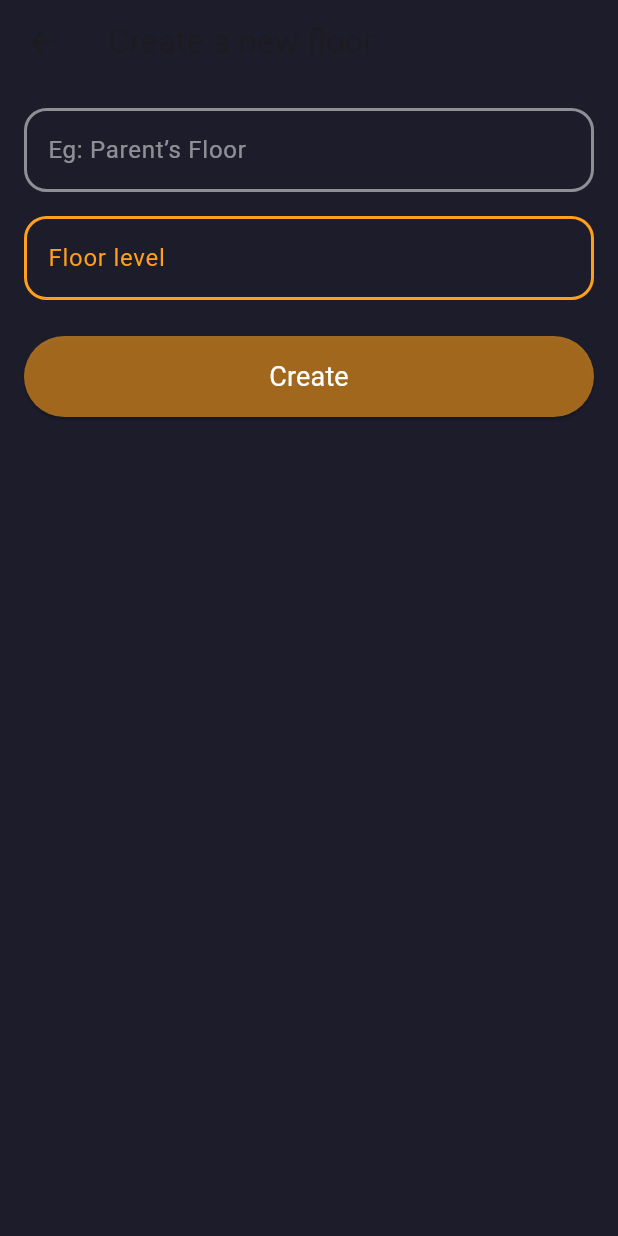
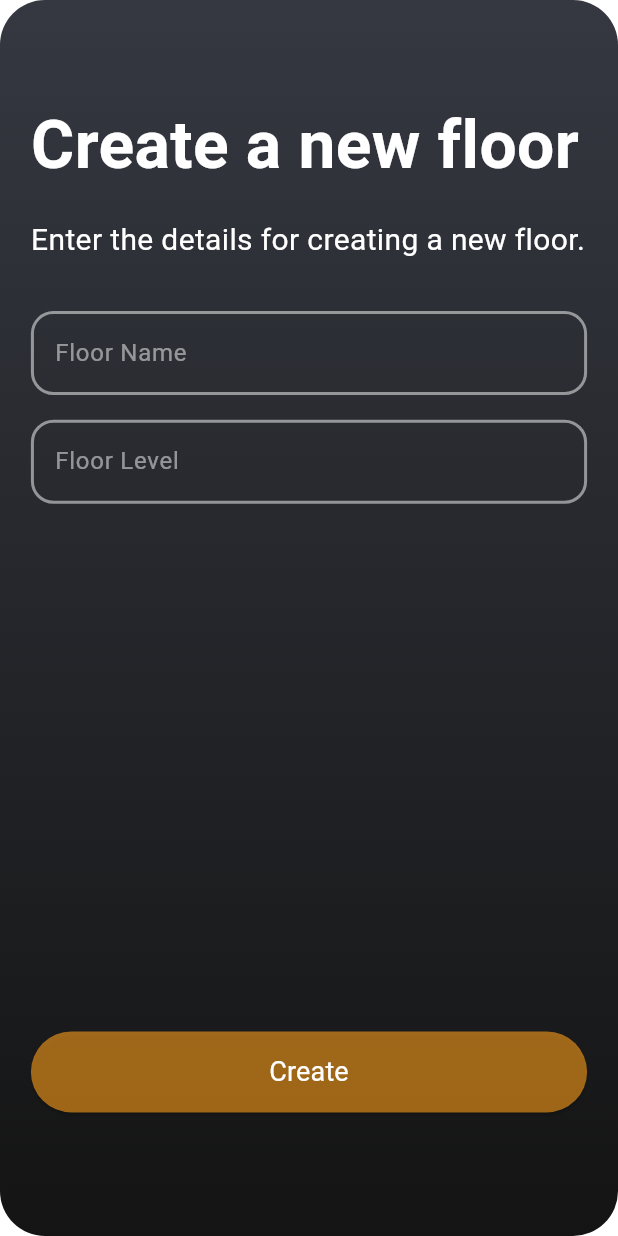
Before and after one commit to stapesai/StapesHome, a Flutter app: the CreateFloorPage screen opened directly with empty values, on a phone screen of 412 x 824 dp. Run offline on Flutter 3.47's test engine with Material 3 defaults, Android fonts, the phone set to English and light mode, and no system bars; our stand-ins replace flutter_svg, hive, image_picker, lottie, pinput; missing offline and left inert: mobile_scanner; accounts and stored records are empty; Roboto replaces fonts that are missing (Ubuntu).

```diff
--- /dev/null
+++ b/lib/constants/models.dart
@@ -0,0 +1,33 @@
+import 'package:flutter/material.dart';
+
+class Floor {
+  final String id;
+  final String name;
+
+  Floor({required this.id, required this.name});
+}
+
+class Room {
+  final String id;
+  final String name;
+
+  Room({required this.id, required this.name});
+}
+
+class Device {
+  final String id;
+  final String name;
+  final IconData icon;
+  final bool isActive;
+  final bool hasSlider;
+  final double sliderValue;
+
+  Device({
+    required this.id,
+    required this.name,
+    required this.icon,
+    this.isActive = false,
+    this.hasSlider = false,
+    this.sliderValue = 0.0,
+  });
+}
--- a/lib/screens/views/create_floor_page.dart
+++ b/lib/screens/views/create_floor_page.dart
@@ -1,20 +1,33 @@
 import 'dart:convert';
+import 'package:flutter/material.dart';
+import 'package:http/http.dart' as http;
+import 'package:jarvis/constants/api_routes.dart';
+import 'package:jarvis/widgets/input_fields.dart';
+import 'package:jarvis/widgets/button.dart';
+import 'package:jarvis/constants/colors.dart';
+import 'package:jarvis/constants/font_sizes.dart';
 
-import 'package:flutter/material.dart';
-import 'package:flutter/services.dart';
-import 'package:http/http.dart' as http;
-import 'package:jarvis/widgets/input_fields.dart'; // Import the CustomTextField widget
-import 'package:jarvis/widgets/button.dart'; // Import the CustomButton widget
-
-class CreateFloorPage extends StatelessWidget {
-  final TextEditingController aliasController = TextEditingController();
-  final TextEditingController levelController = TextEditingController();
+class CreateFloorPage extends StatefulWidget {
   final String sessionId;
   final String userId;
 
-  CreateFloorPage({super.key, required this.sessionId, required this.userId});
+  const CreateFloorPage({super.key, required this.sessionId, required this.userId});
+
+  @override
+  _CreateFloorPageState createState() => _CreateFloorPageState();
+}
+
+class _CreateFloorPageState extends State<CreateFloorPage> {
+  final TextEditingController aliasController = TextEditingController();
+  final TextEditingController levelController = TextEditingController();
+
+  bool _isLoading = false;
 
   Future<void> _createFloor(BuildContext context) async {
+    setState(() {
+      _isLoading = true; // Start loading indicator
+    });
+
     final String alias = aliasController.text;
     final int? level = int.tryParse(levelController.text);
 
@@ -22,16 +35,18 @@ class CreateFloorPage extends StatelessWidget {
       ScaffoldMessenger.of(context).showSnackBar(
         const SnackBar(content: Text('Please provide valid floor details')),
       );
+      setState(() {
+        _isLoading = false; // Stop loading indicator
+      });
       return;
     }
 
-    final url = Uri.https('backend.jarvishome.in', '/floors');
     final response = await http.post(
-      url,
+      BackendRoutes.createFloor,
       headers: {
         'accept': 'application/json',
-        'X-User-Id': userId,
-        'X-Session-Id': sessionId,
+        'X-User-Id': widget.userId,
+        'X-Session-Id': widget.sessionId,
         'Content-Type': 'application/json',
       },
       body: json.encode({
@@ -54,57 +69,95 @@ class CreateFloorPage extends StatelessWidget {
         );
       }
     }
+
+    setState(() {
+      _isLoading = false; // Stop loading indicator
+    });
   }
 
   @override
   Widget build(BuildContext context) {
-    return Scaffold(
-      backgroundColor: const Color(0xFF1C1C2B),
-      appBar: AppBar(
-        title: const Text('Create a new floor'),
-        backgroundColor: const Color(0xFF1C1C2B),
+    final screenSize = MediaQuery.of(context).size;
+    final keyboardHeight = MediaQuery.of(context).viewInsets.bottom;
+
+    return GestureDetector(
+      onTap: () => FocusScope.of(context).unfocus(),
+      child: Container(
+        decoration: ShapeDecoration(
+          gradient: const LinearGradient(
+            begin: Alignment(0.00, -1.00),
+            end: Alignment(0, 1),
+            colors: [Color(0xFF353841), Color(0xFF141414)],
           ),
-      body: Padding(
-        padding: const EdgeInsets.all(16.0),
+          shape: RoundedRectangleBorder(
+            borderRadius: BorderRadius.circular(30),
+          ),
+        ),
+        child: Scaffold(
+          backgroundColor: Colors.transparent,
+          resizeToAvoidBottomInset: false,
+          body: _isLoading
+              ? const Center(
+                  child: CircularProgressIndicator(
+                    color: AppColor.whiteColor,
+                  ),
+                )
+              : SafeArea(
+                  child: Padding(
+                    padding: EdgeInsets.symmetric(horizontal: screenSize.width * 0.05),
                     child: Column(
+                      crossAxisAlignment: CrossAxisAlignment.start,
                       children: [
+                        SizedBox(height: screenSize.height * 0.08),
+                        Text(
+                          'Create a new floor',
+                          style: TextStyle(
+                            color: AppColor.whiteColor,
+                            fontSize: AppFontSizes.pageHeading,
+                            fontFamily: 'Ubuntu',
+                            fontWeight: FontWeight.w700,
+                          ),
+                        ),
+                        SizedBox(height: screenSize.height * 0.02),
+                        Text(
+                          'Enter the details for creating a new floor.',
+                          style: TextStyle(
+                            color: AppColor.whiteColor,
+                            fontSize: AppFontSizes.pageSubHeading,
+                            fontFamily: 'Ubuntu',
+                            fontWeight: FontWeight.w400,
+                          ),
+                        ),
+                        SizedBox(height: screenSize.height * 0.04),
                         NTextField(
-              hintText: 'Eg: Parent’s Floor',
+                          hintText: 'Floor Name',
                           controller: aliasController,
                         ),
-            const SizedBox(height: 16),
-            TextField(
+                        SizedBox(height: screenSize.height * 0.02),
+                        NTextField(
+                          hintText: 'Floor Level',
                           controller: levelController,
-              keyboardType: TextInputType.number,
-              inputFormatters: [FilteringTextInputFormatter.digitsOnly],
-              decoration: InputDecoration(
-                filled: true,
-                fillColor: const Color(0xFF1C1C2B),
-                labelText: 'Floor level',
-                labelStyle: const TextStyle(color: Color(0xFFFF9F1C)),
-                enabledBorder: OutlineInputBorder(
-                  borderRadius: BorderRadius.circular(15.0),
-                  borderSide: const BorderSide(
-                    color: Color(0xFFFF9F1C),
-                    width: 2.0,
                         ),
+                        const Spacer(),
+                        AnimatedContainer(
+                          duration: const Duration(milliseconds: 300),
+                          curve: Curves.easeOut,
+                          margin: EdgeInsets.only(
+                            bottom: keyboardHeight > 0
+                                ? keyboardHeight + screenSize.height * 0.02
+                                : screenSize.height * 0.1,
                           ),
-                focusedBorder: OutlineInputBorder(
-                  borderRadius: BorderRadius.circular(15.0),
-                  borderSide: const BorderSide(
-                    color: Color(0xFFFF9F1C),
-                    width: 2.0,
+                          child: Center(
+                            child: CustomButton(
+                              text: 'Create',
+                              onPressed: () => _createFloor(context),
                             ),
                           ),
                         ),
-              style: const TextStyle(color: Colors.white),
+                      ],
                     ),
-            const SizedBox(height: 24),
-            CustomButton(
-              text: 'Create',
-              onPressed: () => _createFloor(context),
                   ),
-          ],
+                ),
         ),
       ),
     );
```
Lines whose indentation alone changed are shown as unchanged.
